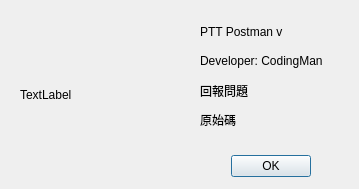
This is src/UI/about.ui in uPtt-messenger/uPtt_backup as Qt 5 draws it before an edit. The edited form follows.
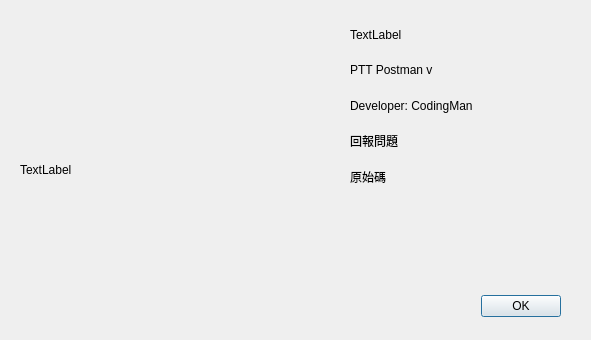
This is the edited form.

Patch:
```diff
--- a/src/UI/about.ui
+++ b/src/UI/about.ui
@@ -6,8 +6,8 @@
    <rect>
     <x>0</x>
     <y>0</y>
-    <width>359</width>
-    <height>189</height>
+    <width>591</width>
+    <height>340</height>
    </rect>
   </property>
   <property name="minimumSize">
@@ -18,8 +18,8 @@
   </property>
   <property name="maximumSize">
    <size>
-    <width>400</width>
-    <height>300</height>
+    <width>40000</width>
+    <height>30000</height>
    </size>
   </property>
   <property name="windowTitle">
@@ -28,8 +28,8 @@
   <widget class="QDialogButtonBox" name="buttonBox">
    <property name="geometry">
     <rect>
-     <x>50</x>
-     <y>150</y>
+     <x>300</x>
+     <y>290</y>
      <width>261</width>
      <height>32</height>
     </rect>
@@ -44,13 +44,20 @@
   <widget class="QWidget" name="verticalLayoutWidget">
    <property name="geometry">
     <rect>
-     <x>200</x>
+     <x>350</x>
      <y>20</y>
-     <width>151</width>
-     <height>111</height>
+     <width>221</width>
+     <height>171</height>
     </rect>
    </property>
    <layout class="QVBoxLayout" name="verticalLayout">
+    <item>
+     <widget class="QLabel" name="Name">
+      <property name="text">
+       <string>TextLabel</string>
+      </property>
+     </widget>
+    </item>
     <item>
      <widget class="QLabel" name="Version">
       <property name="text">
@@ -92,8 +99,8 @@
     <rect>
      <x>20</x>
      <y>20</y>
-     <width>150</width>
-     <height>150</height>
+     <width>300</width>
+     <height>300</height>
     </rect>
    </property>
    <property name="text">
```
